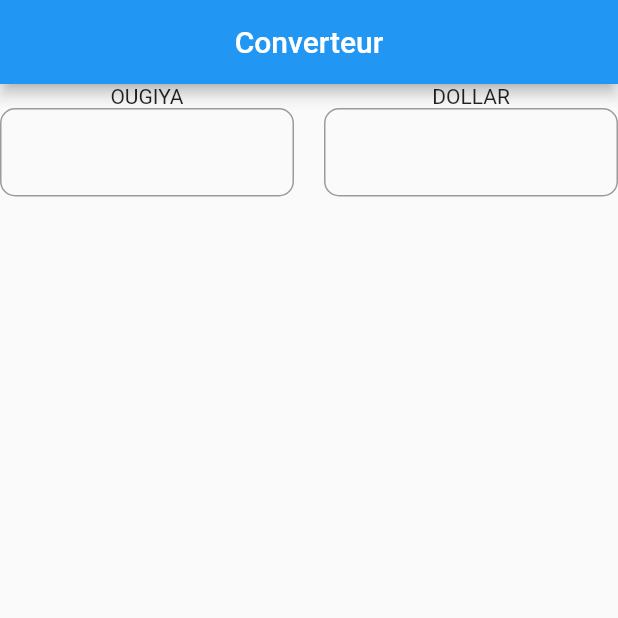
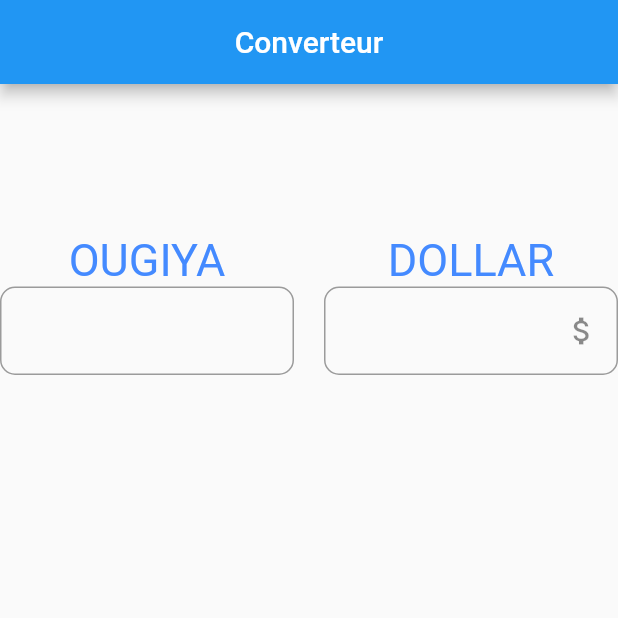
Before and after one commit to mohmedmahmoud/converteur_flutter, a Flutter app: the screen it shows after launch, on a phone screen of 412 x 824 dp, the top half of it. Run offline on Flutter 3.47's test engine with Material 2 defaults, Android fonts, the phone set to English and light mode, and no system bars; statements that could not run were skipped.

Commit message:
j ai une problem inconnue

```diff
--- a/lib/main.dart
+++ b/lib/main.dart
@@ -1,7 +1,19 @@
 import "package:flutter/material.dart";
 
-main()=>runApp(converteur());
+main() => runApp(home());
 
+class home extends StatelessWidget {
+  const home({Key key}) : super(key: key);
+
+  @override
+  Widget build(BuildContext context) {
+    return Container(
+      child: MaterialApp(
+        home: converteur(),
+      ),
+    );
+  }
+}
 
 class converteur extends StatefulWidget {
   converteur({Key key}) : super(key: key);
@@ -11,30 +23,74 @@ class converteur extends StatefulWidget {
 }
 
 class _converteurState extends State<converteur> {
+  double ougiya = 0.0, dollar = 0.0;
+  bool isDollar = true;
+  var dController = TextEditingController();
+  var oController = TextEditingController();
+
+  @override
+  void initState() {
+    // TODO: implement initState
+    super.initState();
+    dController.addListener(FOugiya());
+    oController.addListener(FDollar());
+  }
+
+  FDollar() {
+    setState(() {
+      dollar = double.parse(dController.text);
+      ougiya = Convert(dollar, true);
+      if (isDollar) oController.text = ougiya.toString();
+      isDollar = true;
+    });
+  }
+
+  FOugiya() {
+    ougiya = double.parse(oController.text);
+    dollar = Convert(ougiya, false);
+    if (!isDollar) dController.text = dollar.toString();
+    isDollar = false;
+  }
+
+  double Convert(double variable, bool isDol) {
+    return isDol ? (variable / 370.56) : (variable * 370.56);
+  }
+
   @override
   Widget build(BuildContext context) {
-    return MaterialApp(
-       home: Scaffold(
+    return Scaffold(
       appBar: AppBar(
-           title:Text("Converteur",),
+        title: Text(
+          "Converteur",
+        ),
         centerTitle: true,
       ),
-         body: Row(
+      body: Column(children: <Widget>[
+        SizedBox(
+          height: 100,
+        ),
+        Row(
           crossAxisAlignment: CrossAxisAlignment.center,
           mainAxisAlignment: MainAxisAlignment.center,
           children: <Widget>[
-
             Expanded(
-
               child: Column(
                 children: <Widget>[
-                 Text("OUGIYA"),
+                  Text(
+                    "OUGIYA",
+                    style: TextStyle(
+                      color: Colors.blueAccent,
+                      fontSize: 30,
+                    ),
+                  ),
                   TextField(
-                   decoration:InputDecoration(
+                    controller: oController,
+                    keyboardType: TextInputType.number,
+                    decoration: InputDecoration(
+                      suffixText: "UM",
                       border: OutlineInputBorder(
                         borderRadius: BorderRadius.all(Radius.circular(10.0)),
                       ),
-
                     ),
                   )
                 ],
@@ -44,16 +100,23 @@ class _converteurState extends State<converteur> {
               width: 20,
             ),
             Expanded(
-
               child: Column(
                 children: <Widget>[
-                 Text("DOLLAR"),
+                  Text(
+                    "DOLLAR",
+                    style: TextStyle(
+                      color: Colors.blueAccent,
+                      fontSize: 30,
+                    ),
+                  ),
                   TextField(
-                   decoration:InputDecoration(
+                    controller: dController,
+                    keyboardType: TextInputType.number,
+                    decoration: InputDecoration(
+                      suffixIcon: Icon(Icons.attach_money),
                       border: OutlineInputBorder(
                         borderRadius: BorderRadius.all(Radius.circular(10.0)),
                       ),
-
                     ),
                   )
                 ],
@@ -61,7 +124,7 @@ class _converteurState extends State<converteur> {
             ),
           ],
         ),
-       ),
+      ]),
     );
   }
 }
```
Also changed, not shown: 1 other file. Lines whose indentation alone changed are shown as unchanged.
